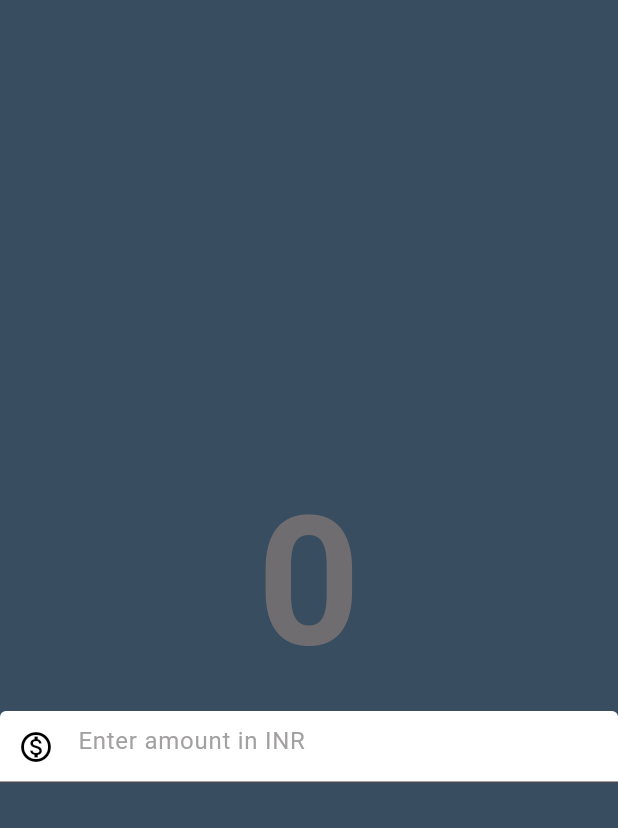
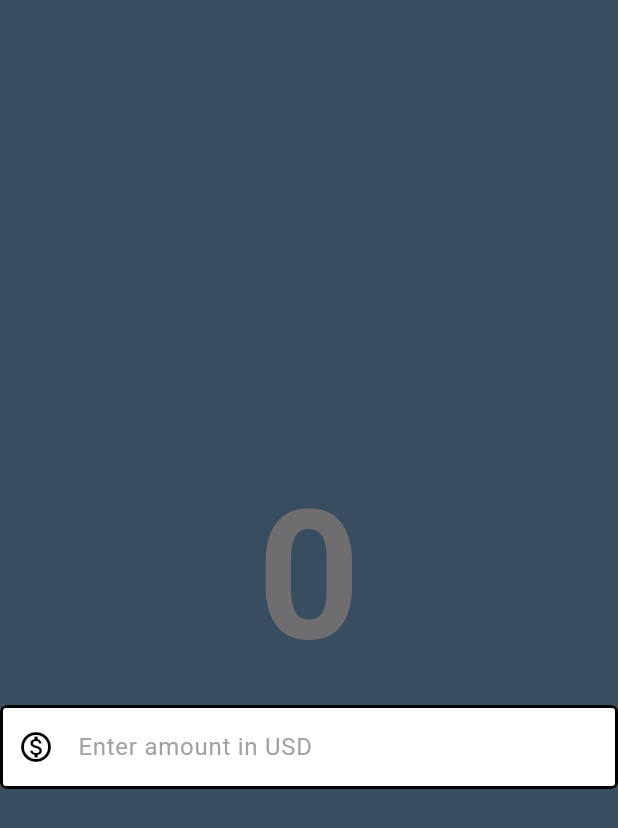
Before and after one commit to shrutisingh1610/Currency-Converter, a Flutter app: the screen it shows after launch, on a phone screen of 412 x 824 dp. Shown: the top 828 px of the screen. Run offline on Flutter 3.47's test engine with Material 3 defaults, Android fonts, the phone set to English and light mode, and no system bars.

Commit message:
updated layout

```diff
--- a/lib/currency_converter_material_page.dart
+++ b/lib/currency_converter_material_page.dart
@@ -1,7 +1,4 @@
 import 'package:flutter/material.dart';
-import 'package:flutter/painting.dart';
-import 'package:flutter/rendering.dart';
-import 'package:flutter/widgets.dart';
 
 class CurrencyConverterMaterialPage extends StatelessWidget {
   const CurrencyConverterMaterialPage({super.key}); // 1
@@ -23,12 +20,11 @@ class CurrencyConverterMaterialPage extends StatelessWidget {
             ),
             TextField(
               style: TextStyle(
-                color: Colors.white,
+                color: Colors.black,
               ),
               decoration: InputDecoration(
-                  hintText: 'Enter amount in INR',
-                  hintStyle:
-                      TextStyle(color: Color.fromARGB(244, 158, 156, 156)),
+                hintText: 'Enter amount in USD',
+                hintStyle: TextStyle(color: Color.fromARGB(244, 158, 156, 156)),
                 prefixIcon: Icon(Icons.monetization_on_outlined),
                 prefixIconColor: Colors.black,
                 filled: true,
@@ -37,7 +33,19 @@ class CurrencyConverterMaterialPage extends StatelessWidget {
                     borderSide: BorderSide(
                       width: 2.0,
                       style: BorderStyle.solid,
-                  ))),
+                    ),
+                    borderRadius: BorderRadius.all(
+                      Radius.circular(60),
+                    )),
+                enabledBorder: OutlineInputBorder(
+                    borderSide: BorderSide(
+                  width: 2.0,
+                  style: BorderStyle.solid,
+                )),
+              ),
+              keyboardType: TextInputType.numberWithOptions(
+                decimal: true,
+              ),
             ),
           ],
         ),
```
Lines whose indentation alone changed are shown as unchanged.
